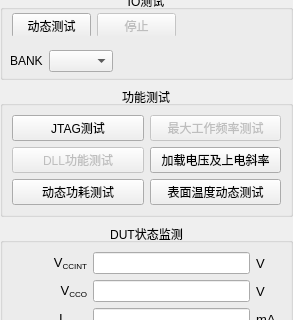
First picture: the form in xqv300/soft/zebra-scope/ControlPanel.ui, repository Quenii/ADCEVM, before the edit; both pictures show x 0 to 293 and y 565 to 885 of the 293 by 1060 pixel window.
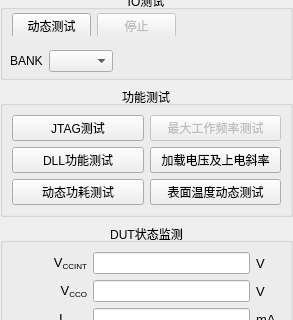
Second picture: the form after the edit. Custom widgets are drawn as their Qt base class.

The edit to the form file:
```diff
--- a/xqv300/soft/zebra-scope/ControlPanel.ui
+++ b/xqv300/soft/zebra-scope/ControlPanel.ui
@@ -251,7 +251,7 @@
          <item>
           <widget class="QPushButton" name="pushButtonDLLTest">
            <property name="enabled">
-            <bool>false</bool>
+            <bool>true</bool>
            </property>
            <property name="text">
             <string>DLL功能测试</string>
```
Left out of the diff: 2 changed lines with no effect on the pictures.
